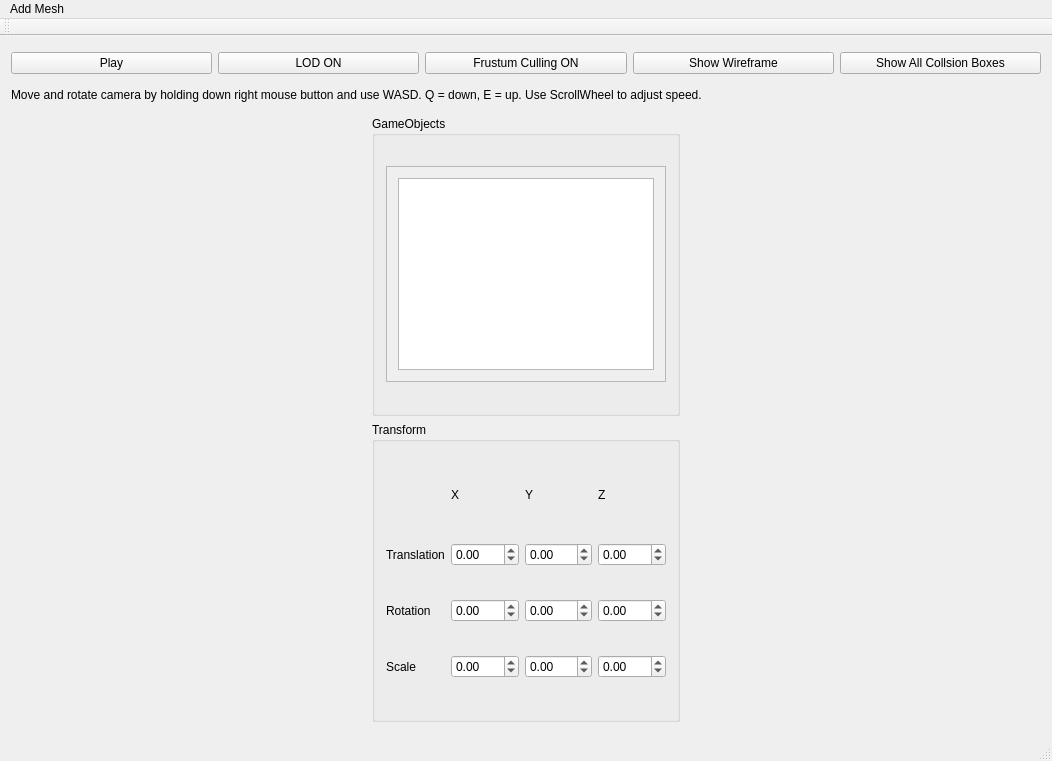
Qt form mainwindow.ui (FredrikEik/Game_Engine_Architecture) before a commit.
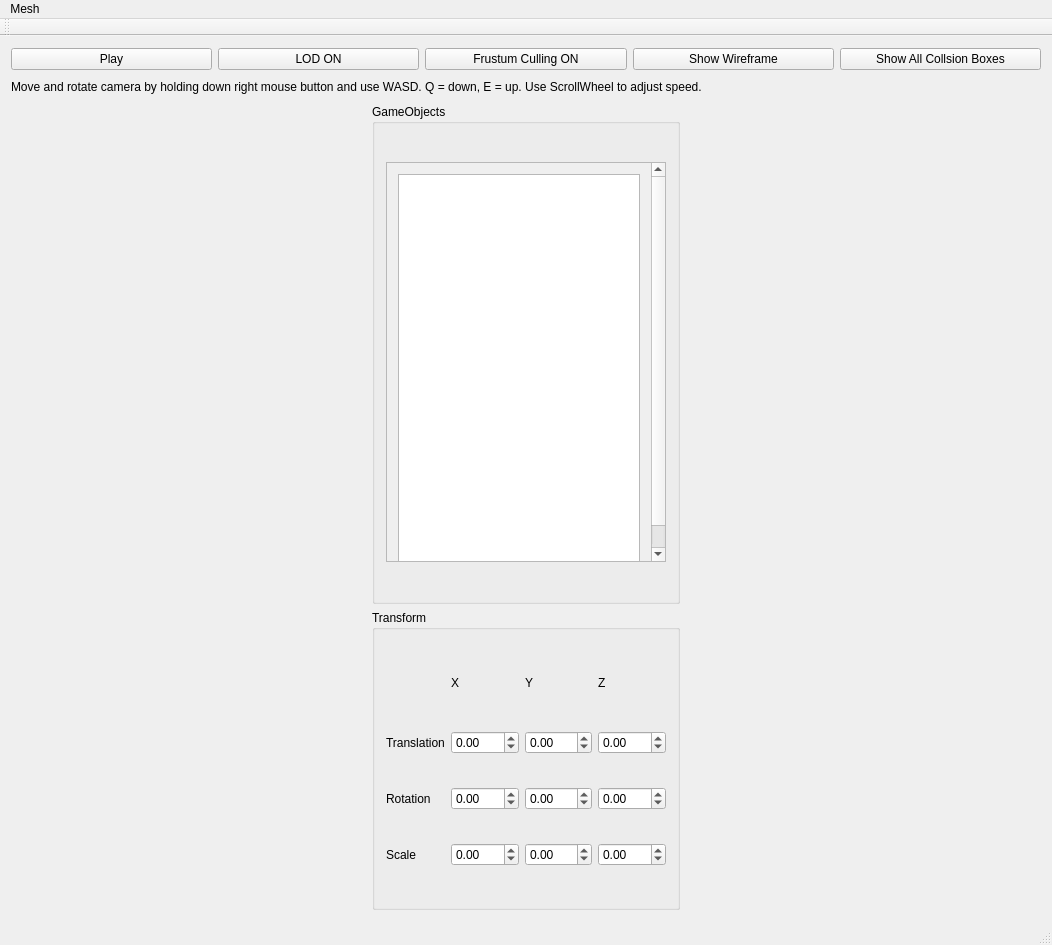
The same form after that commit.

Commit message:
Unstable: added delete functionality to UI
If you try to delete one of the to last added game objects, the engine will crash. It works fine with all other objects though...

Diff of the .ui file:
```diff
--- a/mainwindow.ui
+++ b/mainwindow.ui
@@ -7,7 +7,7 @@
     <x>0</x>
     <y>0</y>
     <width>1052</width>
-    <height>761</height>
+    <height>945</height>
    </rect>
   </property>
   <property name="windowTitle">
@@ -111,7 +111,7 @@
             <property name="minimumSize">
              <size>
               <width>300</width>
-              <height>300</height>
+              <height>500</height>
              </size>
             </property>
             <property name="title">
@@ -126,6 +126,12 @@
                  <verstretch>0</verstretch>
                 </sizepolicy>
                </property>
+               <property name="minimumSize">
+                <size>
+                 <width>0</width>
+                 <height>400</height>
+                </size>
+               </property>
                <property name="widgetResizable">
                 <bool>true</bool>
                </property>
@@ -134,13 +140,20 @@
                  <rect>
                   <x>0</x>
                   <y>0</y>
-                  <width>88</width>
-                  <height>88</height>
+                  <width>260</width>
+                  <height>418</height>
                  </rect>
                 </property>
                 <layout class="QHBoxLayout" name="horizontalLayout_3">
                  <item>
-                  <widget class="QListWidget" name="listWidget"/>
+                  <widget class="QListWidget" name="listWidget">
+                   <property name="minimumSize">
+                    <size>
+                     <width>0</width>
+                     <height>400</height>
+                    </size>
+                   </property>
+                  </widget>
                  </item>
                 </layout>
                </widget>
@@ -354,7 +367,7 @@
    </property>
    <widget class="QMenu" name="menuAdd_Mesh">
     <property name="title">
-     <string>Add Mesh</string>
+     <string>Mesh</string>
     </property>
     <addaction name="actionCube"/>
     <addaction name="actionPyramid"/>
```
Left out of the diff: 11 changed lines with no effect on the pictures. The commit also changes 4 other files.
